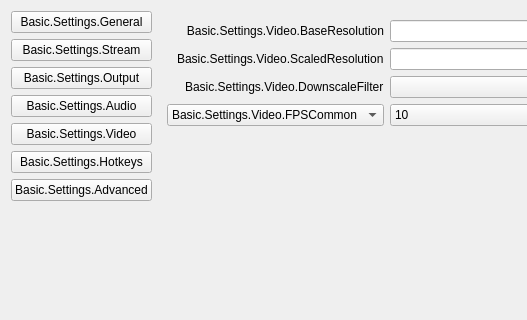
Old version of the form vendor_skins/Evercast/UI/forms/OBSBasicSettings.ui in the repository evercast/evercast-broadcaster-software; both pictures show x 0 to 527 and y 0 to 320 of the 981 by 748 pixel window.
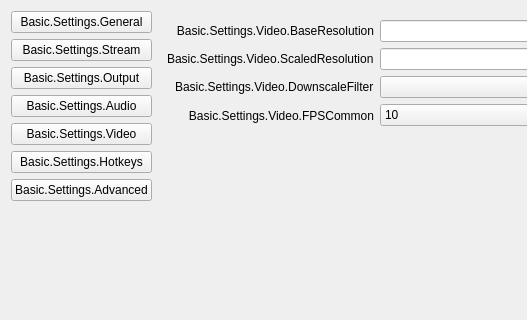
New version of the form. The open tabs and pages were chosen to show the change. Icons and pictures are not drawn.

Patch:
```diff
--- a/vendor_skins/Evercast/UI/forms/OBSBasicSettings.ui
+++ b/vendor_skins/Evercast/UI/forms/OBSBasicSettings.ui
@@ -4034,37 +4034,6 @@
            </property>
           </widget>
          </item>
-         <item row="3" column="0">
-          <widget class="QComboBox" name="fpsType">
-           <property name="sizePolicy">
-            <sizepolicy hsizetype="Expanding" vsizetype="Fixed">
-             <horstretch>0</horstretch>
-             <verstretch>0</verstretch>
-            </sizepolicy>
-           </property>
-           <property name="currentText">
-            <string>Basic.Settings.Video.FPSCommon</string>
-           </property>
-           <property name="sizeAdjustPolicy">
-            <enum>QComboBox::AdjustToContents</enum>
-           </property>
-           <item>
-            <property name="text">
-             <string>Basic.Settings.Video.FPSCommon</string>
-            </property>
-           </item>
-           <item>
-            <property name="text">
-             <string>Basic.Settings.Video.FPSInteger</string>
-            </property>
-           </item>
-           <item>
-            <property name="text">
-             <string>Basic.Settings.Video.FPSFraction</string>
-            </property>
-           </item>
-          </widget>
-         </item>
          <item row="3" column="1">
           <widget class="QStackedWidget" name="fpsTypes">
            <property name="currentIndex">
@@ -4255,6 +4224,22 @@
            </property>
           </widget>
          </item>
+         <item row="3" column="0">
+          <widget class="QLabel" name="fpsCommonLabel">
+           <property name="minimumSize">
+            <size>
+             <width>170</width>
+             <height>0</height>
+            </size>
+           </property>
+           <property name="text">
+            <string>Basic.Settings.Video.FPSCommon</string>
+           </property>
+           <property name="alignment">
+            <set>Qt::AlignRight|Qt::AlignTrailing|Qt::AlignVCenter</set>
+           </property>
+          </widget>
+         </item>
         </layout>
        </widget>
        <widget class="QScrollArea" name="hotkeyPage">
```
Left out of the diff: 62 changed lines with no effect on the pictures.
